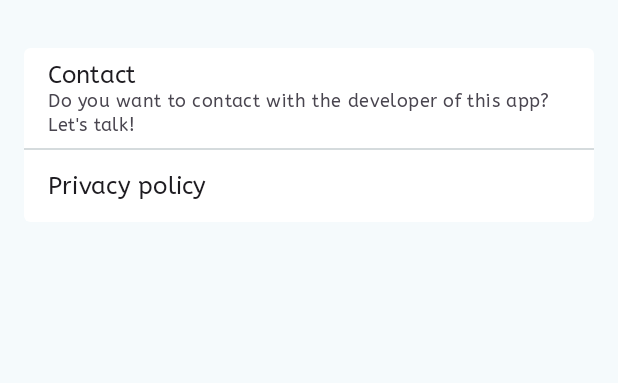
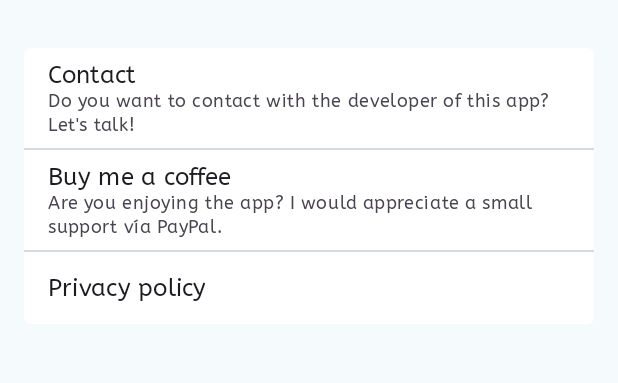
Before and after one commit to cpalosrejano/studio-ghibli-movies, an Android app: the layout activity_settings.xml on its own in the app's theme, with its tools: preview values and no code run, on a phone screen of 412 x 824 dp, the part 216-599 px from its top. Run offline under Robolectric (Android 15) with nearby library versions, the phone set to English and light mode, and no system bars.

Commit message:
sgm-85: Add PayPal support in settings

```diff
--- a/analytics/src/main/java/io/kikiriki/sgmovie/analytics/AnalyticEvent.kt
+++ b/analytics/src/main/java/io/kikiriki/sgmovie/analytics/AnalyticEvent.kt
@@ -26,7 +26,8 @@ sealed interface AnalyticEvent {
     }
 
     enum class Settings(override val eventName: String) : AnalyticEvent {
-        TRANSLATE("settings_translate"),
+        CONTACT("settings_contact"),
+        PAYPAL("settings_paypal"),
         PRIVACY_POLICY("settings_privacy_policy"),
         ROADMAP("settings_roadmap");
     }
--- a/app/src/main/java/io/kikiriki/sgmovie/utils/Constants.kt
+++ b/app/src/main/java/io/kikiriki/sgmovie/utils/Constants.kt
@@ -17,6 +17,7 @@ object Constants {
 
     object Contact {
         const val EMAIL = "studioghiblimoviesapp@gmail.com"
+        const val PAYPAL = "https://paypal.me/cpalosrejano"
     }
 
 }
--- a/app/src/main/res/layout/activity_settings.xml
+++ b/app/src/main/res/layout/activity_settings.xml
@@ -97,7 +97,7 @@
                     android:orientation="vertical">
 
                     <LinearLayout
-                        android:id="@+id/layout_translate_app"
+                        android:id="@+id/layout_contact"
                         android:layout_width="match_parent"
                         android:layout_height="wrap_content"
                         android:minHeight="48dp"
@@ -125,7 +125,41 @@
                     </LinearLayout>
 
                     <View
-                        android:id="@+id/layout_translate_app_divider"
+                        android:id="@+id/layout_contact_divider"
+                        android:background="@color/md_theme_surfaceDim"
+                        android:layout_width="match_parent"
+                        android:layout_height="1dp"/>
+
+                    <LinearLayout
+                        android:id="@+id/layout_paypal"
+                        android:layout_width="match_parent"
+                        android:layout_height="wrap_content"
+                        android:minHeight="48dp"
+                        android:gravity="center_vertical"
+                        android:orientation="vertical"
+                        android:paddingVertical="8dp">
+
+                        <TextView
+                            android:layout_width="match_parent"
+                            android:layout_height="wrap_content"
+                            android:gravity="center_vertical"
+                            android:textAppearance="@style/TextAppearance.Material3.TitleMedium"
+                            android:text="@string/settings_lbl_paypal"
+                            android:paddingStart="16dp"
+                            android:paddingEnd="16dp"/>
+                        <TextView
+                            android:layout_width="match_parent"
+                            android:layout_height="wrap_content"
+                            android:gravity="center_vertical"
+                            android:textAppearance="@style/TextAppearance.Material3.BodySmall"
+                            android:text="@string/settings_lbl_paypal_body"
+                            android:paddingStart="16dp"
+                            android:paddingEnd="16dp"/>
+
+                    </LinearLayout>
+
+                    <View
+                        android:id="@+id/layout_paypal_divider"
                         android:background="@color/md_theme_surfaceDim"
                         android:layout_width="match_parent"
                         android:layout_height="1dp"/>
--- a/app/src/main/res/values/strings.xml
+++ b/app/src/main/res/values/strings.xml
@@ -11,8 +11,9 @@
     <string name="settings_lbl_privacy_policy">Privacy policy</string>
     <string name="settings_lbl_contact">Contact</string>
     <string name="settings_lbl_contact_body">Do you want to contact with the developer of this app? Let\'s talk!</string>
+    <string name="settings_lbl_paypal">Buy me a coffee</string>
+    <string name="settings_lbl_paypal_body">Are you enjoying the app? I would appreciate a small support vía PayPal.</string>
     <string name="settings_lbl_translate_app_email_subject">Studio Ghibli Movies [%1$s]</string>
-    <string name="settings_lbl_translate_app_email_body">Write below your request</string>
     <string name="settings_lbl_send_email">Send email</string>
     <string name="settings_lbl_error_no_email_client_found">There is no mail app installed</string>
 
```
Also changed, not shown: app/src/main/java/io/kikiriki/sgmovie/ui/settings/SettingsActivity.kt (+19 -13 lines), app/src/main/java/io/kikiriki/sgmovie/ui/settings/SettingsViewModel.kt (+6 -2 lines), 7 other files.
